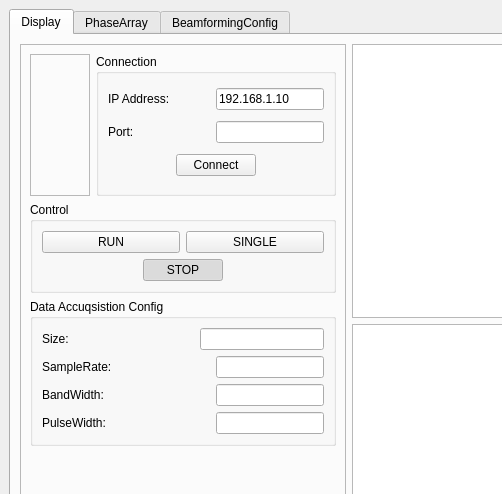
This is src/radeye/panel.ui in hotung1027/radeye as Qt 5 draws it before an edit; both pictures show x 0 to 502 and y 0 to 494 of the 1087 by 640 pixel window. The edited form follows.
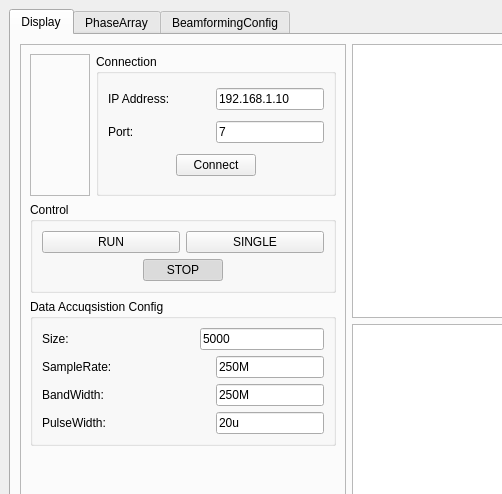
This is the edited form. The open tabs and pages were chosen to show the change. Icons and pictures are not drawn. Custom widgets are drawn as their Qt base class.

Commit message: acquisition panel update

The edit to the form file:
```diff
--- a/src/radeye/panel.ui
+++ b/src/radeye/panel.ui
@@ -196,7 +196,11 @@
                      </spacer>
                     </item>
                     <item>
-                     <widget class="QLineEdit" name="portText"/>
+                     <widget class="QLineEdit" name="portText">
+                      <property name="text">
+                       <string>7</string>
+                      </property>
+                     </widget>
                     </item>
                    </layout>
                   </item>
@@ -389,7 +393,11 @@
                    </spacer>
                   </item>
                   <item>
-                   <widget class="QLineEdit" name="sizeText"/>
+                   <widget class="QLineEdit" name="sizeText">
+                    <property name="text">
+                     <string>5000</string>
+                    </property>
+                   </widget>
                   </item>
                  </layout>
                 </item>
@@ -416,7 +424,11 @@
                    </spacer>
                   </item>
                   <item>
-                   <widget class="QLineEdit" name="sampleRateText"/>
+                   <widget class="QLineEdit" name="sampleRateText">
+                    <property name="text">
+                     <string>250M</string>
+                    </property>
+                   </widget>
                   </item>
                  </layout>
                 </item>
@@ -443,7 +455,11 @@
                    </spacer>
                   </item>
                   <item>
-                   <widget class="QLineEdit" name="bandWidthText"/>
+                   <widget class="QLineEdit" name="bandWidthText">
+                    <property name="text">
+                     <string>250M</string>
+                    </property>
+                   </widget>
                   </item>
                  </layout>
                 </item>
@@ -470,7 +486,11 @@
                    </spacer>
                   </item>
                   <item>
-                   <widget class="QLineEdit" name="pulseWidthText"/>
+                   <widget class="QLineEdit" name="pulseWidthText">
+                    <property name="text">
+                     <string>20u</string>
+                    </property>
+                   </widget>
                   </item>
                  </layout>
                 </item>
```
Left out of the diff: 6 changed lines with no effect on the pictures. The commit also changes 6 other files.
